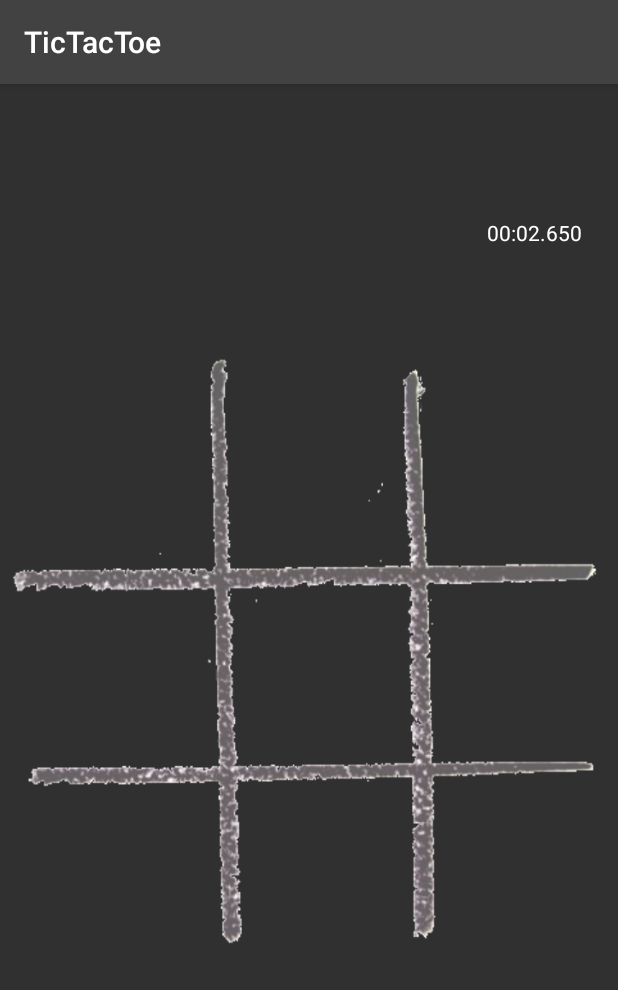
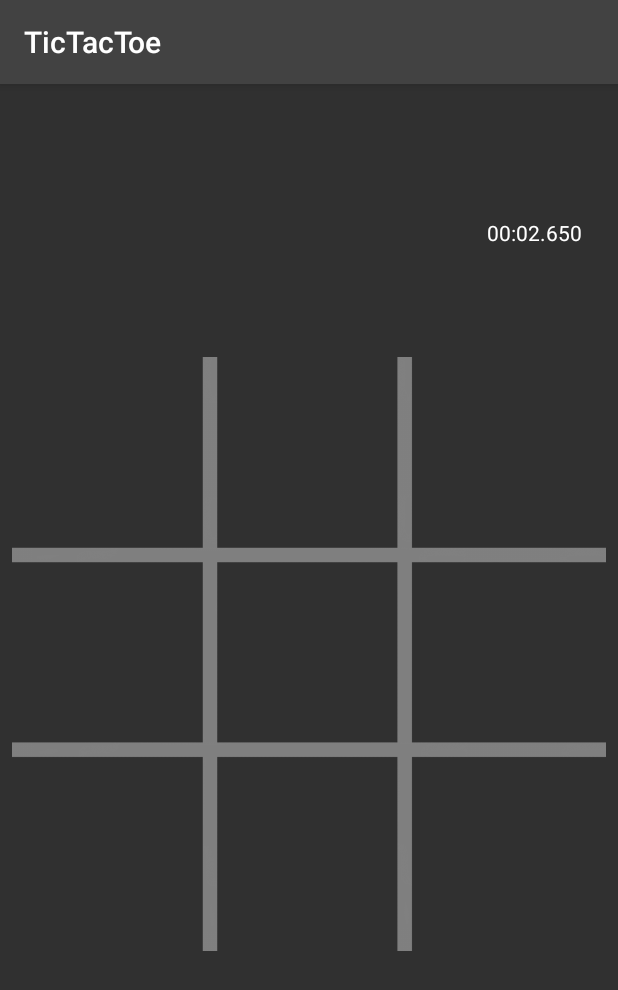
Before and after one commit to svendvd/TicTacToeAndroid, an Android app: the BoardActivity screen opened directly, with no data from a screen before it, on a phone screen of 412 x 824 dp. Shown: the top 990 px of the screen. Run offline under Robolectric (Android 15) with nearby library versions, the phone set to English and light mode, and no system bars; our stand-ins replace ButterKnife.

```diff
--- a/app/build.gradle
+++ b/app/build.gradle
@@ -27,6 +27,7 @@ dependencies {
     implementation fileTree(dir: 'libs', include: ['*.jar'])
     implementation 'androidx.appcompat:appcompat:1.0.0-beta01'
     implementation 'androidx.constraintlayout:constraintlayout:1.1.2'
+    implementation 'androidx.legacy:legacy-support-v4:1.0.0-beta01'
     testImplementation 'junit:junit:4.12'
     androidTestImplementation 'androidx.test:runner:1.1.0-alpha4'
     androidTestImplementation 'androidx.test.espresso:espresso-core:3.1.0-alpha4'
--- /dev/null
+++ b/app/src/main/java/gmp/thiago/apps/tictactoe/ThinkingDialog.java
@@ -0,0 +1,33 @@
+package gmp.thiago.apps.tictactoe;
+
+import android.app.Dialog;
+import android.content.Context;
+import android.content.SharedPreferences;
+import android.os.Bundle;
+import android.widget.TextView;
+
+import androidx.annotation.NonNull;
+import butterknife.BindView;
+import butterknife.ButterKnife;
+
+public class ThinkingDialog extends Dialog {
+    private SharedPreferences prefs;
+    private boolean darkTheme;
+
+    @BindView(R.id.thinkinTv)
+    TextView thinkingTv;
+
+    public ThinkingDialog(@NonNull Context context) {
+        super(context);
+    }
+
+    @Override
+    protected void onCreate(Bundle savedInstanceState) {
+        super.onCreate(savedInstanceState);
+
+        setContentView(R.layout.dialog_thinking);
+
+        ButterKnife.bind(this);
+        thinkingTv.setText(getContext().getString(R.string.computer_thinking));
+    }
+}
--- a/app/src/main/res/layout/activity_board.xml
+++ b/app/src/main/res/layout/activity_board.xml
@@ -27,28 +27,28 @@
             android:layout_width="wrap_content"
             android:layout_height="wrap_content"
             android:orientation="vertical"
-            app:layout_constraintGuide_percent="0.36" />
+            app:layout_constraintGuide_percent="0.33" />
 
         <androidx.constraintlayout.widget.Guideline
             android:id="@+id/guideline3"
             android:layout_width="wrap_content"
             android:layout_height="wrap_content"
             android:orientation="vertical"
-            app:layout_constraintGuide_percent="0.68" />
+            app:layout_constraintGuide_percent="0.67" />
 
         <androidx.constraintlayout.widget.Guideline
             android:id="@+id/guideline4"
             android:layout_width="wrap_content"
             android:layout_height="wrap_content"
             android:orientation="horizontal"
-            app:layout_constraintGuide_percent="0.7" />
+            app:layout_constraintGuide_percent="0.67" />
 
         <androidx.constraintlayout.widget.Guideline
             android:id="@+id/guideline5"
             android:layout_width="wrap_content"
             android:layout_height="wrap_content"
             android:orientation="horizontal"
-            app:layout_constraintGuide_percent="0.37" />
+            app:layout_constraintGuide_percent="0.33" />
 
         <View
             android:id="@+id/area_0_0"
--- a/app/src/main/res/values/strings.xml
+++ b/app/src/main/res/values/strings.xml
@@ -18,6 +18,7 @@
     <!-- Board Activity Strings -->
     <string name="time_mask">%02d:%02d.%03d</string>
     <string name="computer_name">Computer</string>
+    <string name="computer_thinking">Computer is thinking...</string>
 
     <!-- Result Activity Strings -->
     <string name="result_user">Congratulations %s, You have won!</string>
@@ -30,6 +31,12 @@
     <string name="player_name_pref_key" translatable="false">player_name_pref_key</string>
     <string name="winner_key" translatable="false">winner_key</string>
     <string name="total_time_key" translatable="false">total_time_key</string>
-
+    <string name="positions_key" translatable="false">positions_key</string>
+    <string name="available_key" translatable="false">available_key</string>
+    <string name="user_playing_key" translatable="false">user_playing_key</string>
+    <string name="game_finished_key" translatable="false">game_finished_key</string>
+    <string name="dialog_showing_key" translatable="false">dialog_showing_key</string>
+    <string name="action" translatable="false">gmp.thiago.apps.tictactoe.COMPUTER_MOVED</string>
+    <string name="computer_move_key" translatable="false">computer_move_key</string>
 
 </resources>
```
Also changed, not shown: app/src/main/AndroidManifest.xml (+6 -2 lines), app/src/main/java/gmp/thiago/apps/tictactoe/BoardActivity.java (+114 -22 lines), app/src/main/res/layout/dialog_thinking.xml (added, +22 -0 lines), app/src/main/res/values/styles.xml (+11 -0 lines), app/src/main/res/drawable/board.png, app/src/main/res/drawable/o_symbol.png, app/src/main/res/drawable/x_symbol.png.
